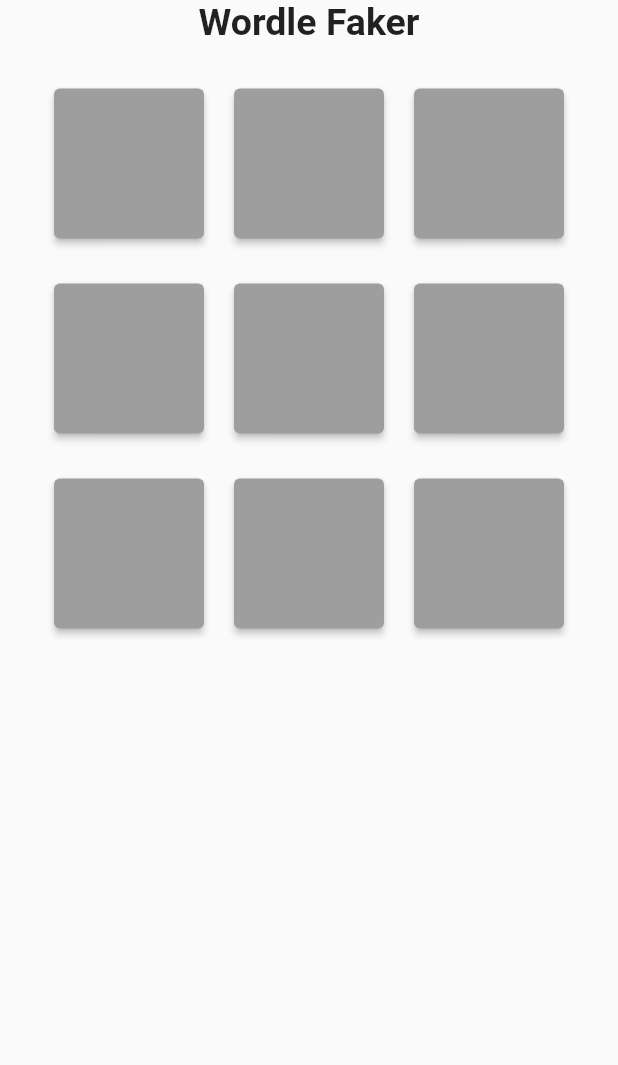
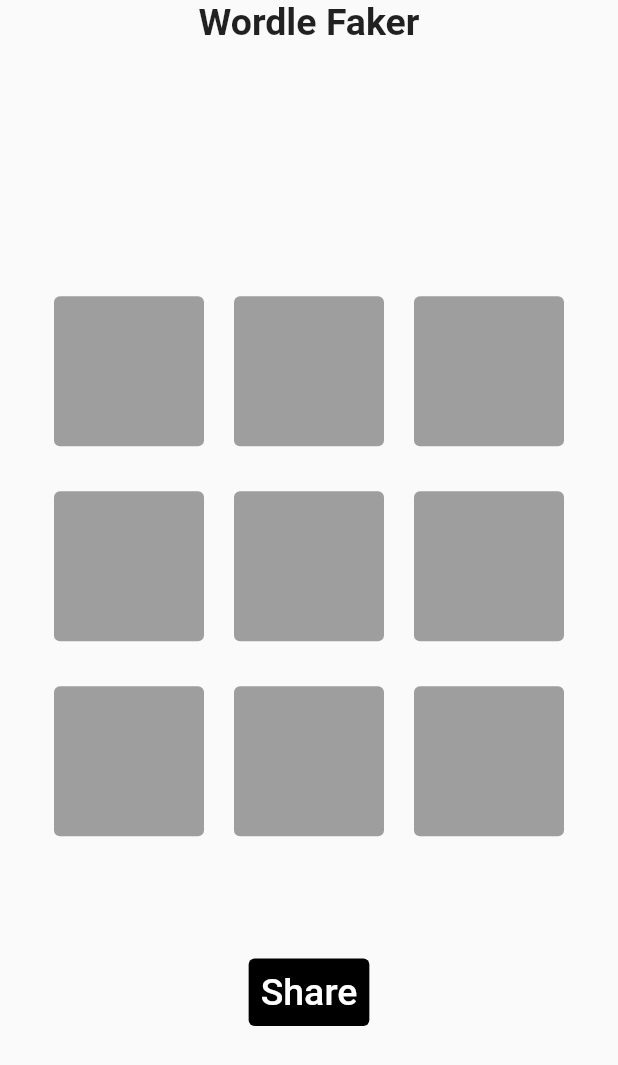
Before and after one commit to RangerVinven/Wordle-Faker, a Flutter app: the screen it shows after launch, on a phone screen of 412 x 824 dp. Shown: the top 1065 px of the screen. Run offline on Flutter 3.47's test engine with Material 2 defaults, Android fonts, the phone set to English and light mode, and no system bars.

Commit message:
Centered the buttons and added a share one

```diff
--- a/lib/main.dart
+++ b/lib/main.dart
@@ -13,14 +13,11 @@
 
 class _MyAppState extends State<MyApp> {
 
-  double sizedBoxSize = 30;
-
   @override
   Widget build(BuildContext context) {
     return MaterialApp(
       home: Scaffold(
         body: SafeArea(
-          child: Center(
           child: Column(
             crossAxisAlignment: CrossAxisAlignment.center,
             children: [
@@ -32,22 +29,33 @@
                 ),
               ),
               SizedBox(height: 30),
-                Align(
-                  alignment: Alignment.center,
+              Expanded(
                 child: Column(
                   mainAxisAlignment: MainAxisAlignment.center,
-                    crossAxisAlignment: CrossAxisAlignment.center,
                   children: [
                     BoxRow(),
                     SizedBox(height: 30),
                     BoxRow(),
                     SizedBox(height: 30),
-                      BoxRow()
-                    ],
+                    BoxRow(),
+                    SizedBox(height: 80),
+                    TextButton(
+                      onPressed: () {},
+                      style: TextButton.styleFrom(
+                        backgroundColor: Colors.black
                       ),
+                      child: const Text(
+                        "Share",
+                        style: TextStyle(
+                          fontSize: 25,
+                          color: Colors.white
+                        ),
+                      )
                     )
                   ],
                 ),
+              ),
+            ],
           ),
         )
       ),
@@ -94,7 +102,8 @@
         style: ElevatedButton.styleFrom(
           minimumSize: const Size(100, 100),
           maximumSize: const Size(100, 100),
-            primary: Colors.grey
+          primary: Colors.grey,
+          elevation: 0
         )
     );
   }
```
Lines whose indentation alone changed are shown as unchanged.
